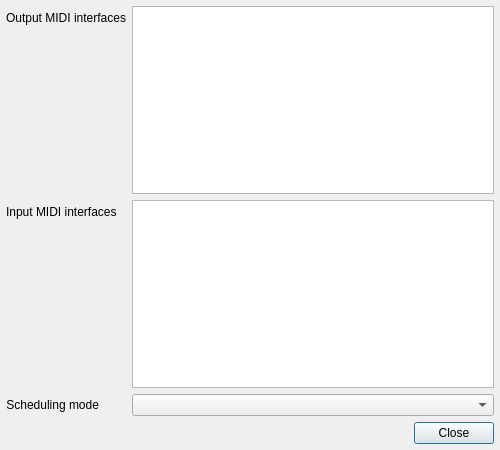
Above: src/preferencesdialog.ui from gitGNU/gnu_tutka before the change. Below: the same form after it.
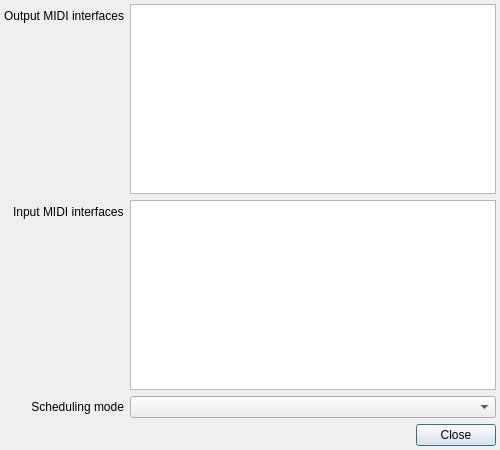
That is the form after the change.

```diff
--- a/src/preferencesdialog.ui
+++ b/src/preferencesdialog.ui
@@ -15,13 +15,16 @@
   </property>
   <layout class="QVBoxLayout" name="verticalLayout_3">
    <property name="margin">
-    <number>6</number>
+    <number>4</number>
    </property>
    <item>
     <layout class="QFormLayout" name="formLayout">
      <property name="fieldGrowthPolicy">
       <enum>QFormLayout::AllNonFixedFieldsGrow</enum>
      </property>
+     <property name="labelAlignment">
+      <set>Qt::AlignRight|Qt::AlignTrailing|Qt::AlignVCenter</set>
+     </property>
      <item row="0" column="0">
       <widget class="QLabel" name="label">
        <property name="text">
```
